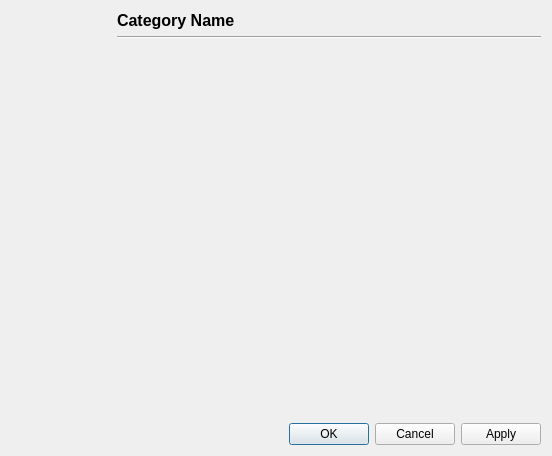
This is nextShows/src/dialogs/ui/settingsdialog.ui in gilcn/nextshows as Qt 5 draws it before an edit. The edited form follows.
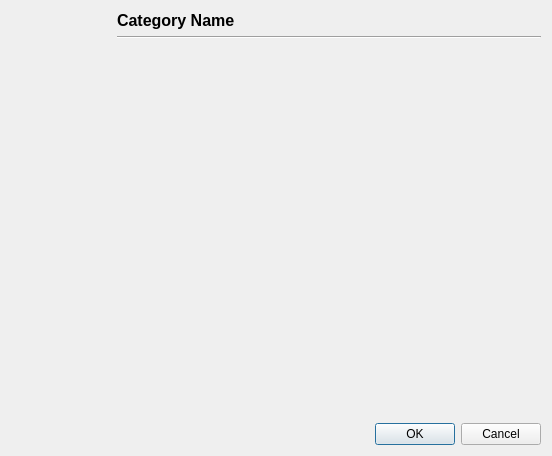
This is the edited form. Custom widgets are drawn as their Qt base class.

Commit message: - Use togglable buttons for "Settings" and "About" - Remove "Apply" button from the settings dialog for now...

What changed in the file:
```diff
--- a/nextShows/src/dialogs/ui/settingsdialog.ui
+++ b/nextShows/src/dialogs/ui/settingsdialog.ui
@@ -94,7 +94,7 @@
    <item row="1" column="0" >
     <widget class="QDialogButtonBox" name="buttonBox" >
      <property name="standardButtons" >
-      <set>QDialogButtonBox::Apply|QDialogButtonBox::Cancel|QDialogButtonBox::Ok</set>
+      <set>QDialogButtonBox::Cancel|QDialogButtonBox::Ok</set>
      </property>
     </widget>
    </item>
```
The commit also changes 7 other files.
